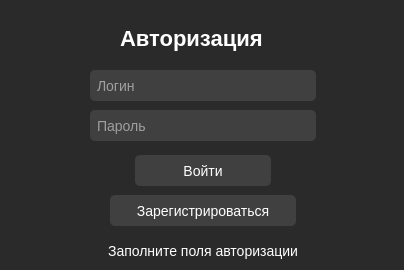
First picture: the form in window_login/window_login.ui, repository b0shka/selling_apps, before the edit.
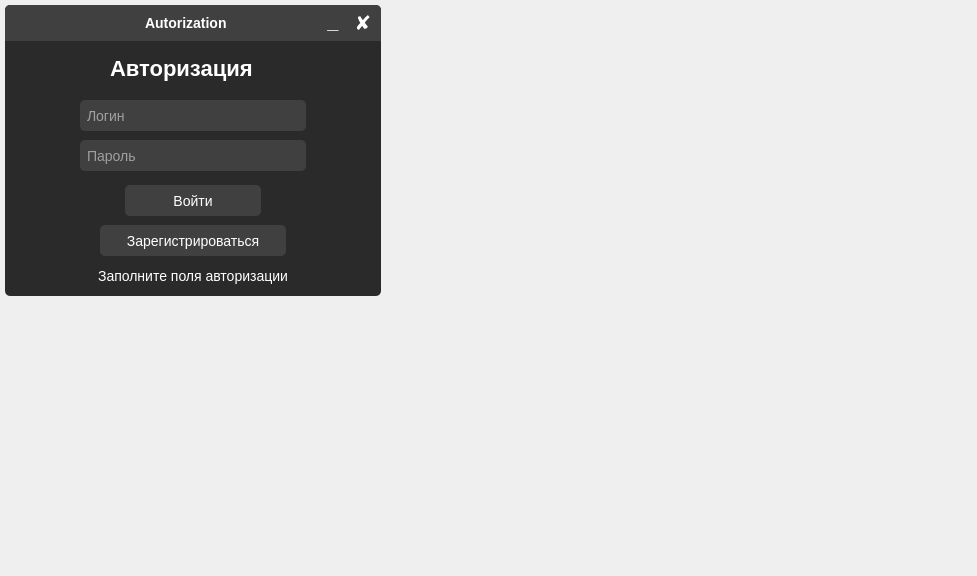
Second picture: the form after the edit.

What changed in the file:
```diff
--- a/window_login/window_login.ui
+++ b/window_login/window_login.ui
@@ -6,8 +6,8 @@
    <rect>
     <x>0</x>
     <y>0</y>
-    <width>404</width>
-    <height>270</height>
+    <width>977</width>
+    <height>576</height>
    </rect>
   </property>
   <property name="minimumSize">
@@ -18,51 +18,169 @@
   </property>
   <property name="maximumSize">
    <size>
-    <width>404</width>
-    <height>270</height>
+    <width>23123</width>
+    <height>16777215</height>
    </size>
   </property>
   <property name="windowTitle">
    <string>Login</string>
   </property>
   <property name="styleSheet">
-   <string notr="true">color: white;
-background-color: #2a2a2a;</string>
+   <string notr="true"/>
   </property>
   <property name="modal">
    <bool>false</bool>
   </property>
-  <widget class="QPushButton" name="pushButton">
+  <widget class="QFrame" name="frame">
    <property name="geometry">
     <rect>
-     <x>135</x>
-     <y>155</y>
-     <width>136</width>
-     <height>31</height>
+     <x>5</x>
+     <y>5</y>
+     <width>376</width>
+     <height>291</height>
     </rect>
+   </property>
+   <property name="minimumSize">
+    <size>
+     <width>376</width>
+     <height>291</height>
+    </size>
+   </property>
+   <property name="maximumSize">
+    <size>
+     <width>376</width>
+     <height>291</height>
+    </size>
+   </property>
+   <property name="styleSheet">
+    <string notr="true">border: none;
+border-radius: 5px;
+background-color: #2a2a2a;
+color: white;</string>
+   </property>
+   <property name="frameShape">
+    <enum>QFrame::StyledPanel</enum>
+   </property>
+   <property name="frameShadow">
+    <enum>QFrame::Raised</enum>
+   </property>
+   <widget class="QFrame" name="frame_3">
+    <property name="geometry">
+     <rect>
+      <x>0</x>
+      <y>0</y>
+      <width>376</width>
+      <height>36</height>
+     </rect>
+    </property>
+    <property name="styleSheet">
+     <string notr="true">QFrame{
+	border-bottom-left-radius: 0px;
+	border-bottom-right-radius: 0px;
+	background-color: #404040;
+}</string>
+    </property>
+    <property name="frameShape">
+     <enum>QFrame::StyledPanel</enum>
+    </property>
+    <property name="frameShadow">
+     <enum>QFrame::Raised</enum>
+    </property>
+    <widget class="QPushButton" name="pushButton_8">
+     <property name="geometry">
+      <rect>
+       <x>345</x>
+       <y>5</y>
+       <width>26</width>
+       <height>26</height>
+      </rect>
+     </property>
+     <property name="font">
+      <font>
+       <pointsize>-1</pointsize>
+       <weight>75</weight>
+       <bold>true</bold>
+      </font>
    </property>
    <property name="styleSheet">
     <string notr="true">QPushButton {
-	padding: 2px;
-	font-size: 14px;
+	font-size: 20px;
 	height: 28px;
 	color: white;
 	background-color: #404040;
 	border-radius: 5px;
 }
 QPushButton::hover {
-	background-color: #949494;
+	background-color: #ffb0be;
+	color: black;
 }</string>
    </property>
    <property name="text">
-    <string>Войти</string>
-   </property>
+      <string>✘</string>
+     </property>
+    </widget>
+    <widget class="QPushButton" name="pushButton_9">
+     <property name="geometry">
+      <rect>
+       <x>315</x>
+       <y>5</y>
+       <width>26</width>
+       <height>26</height>
+      </rect>
+     </property>
+     <property name="font">
+      <font>
+       <pointsize>-1</pointsize>
+       <weight>75</weight>
+       <bold>true</bold>
+      </font>
+     </property>
+     <property name="styleSheet">
+      <string notr="true">QPushButton {
+	padding-bottom: 4px;
+	font-size: 20px;
+	color: white;
+	background-color: #404040;
+	border-radius: 5px;
+}
+QPushButton::hover {
+	background-color: #2a2a2a;
+}</string>
+     </property>
+     <property name="text">
+      <string>_</string>
+     </property>
+    </widget>
+    <widget class="QLabel" name="label_9">
+     <property name="geometry">
+      <rect>
+       <x>140</x>
+       <y>10</y>
+       <width>101</width>
+       <height>16</height>
+      </rect>
+     </property>
+     <property name="font">
+      <font>
+       <pointsize>-1</pointsize>
+       <weight>75</weight>
+       <bold>true</bold>
+      </font>
+     </property>
+     <property name="styleSheet">
+      <string notr="true">font-size: 14px;
+color: white;</string>
+     </property>
+     <property name="text">
+      <string>Autorization</string>
+     </property>
+    </widget>
   </widget>
   <widget class="QLabel" name="label">
    <property name="geometry">
     <rect>
-     <x>120</x>
-     <y>25</y>
+      <x>105</x>
+      <y>50</y>
      <width>171</width>
      <height>26</height>
     </rect>
@@ -88,8 +206,8 @@
   <widget class="QLineEdit" name="lineEdit">
    <property name="geometry">
     <rect>
-     <x>90</x>
-     <y>70</y>
+      <x>75</x>
+      <y>95</y>
      <width>226</width>
      <height>31</height>
     </rect>
@@ -115,8 +233,8 @@
   <widget class="QLineEdit" name="lineEdit_2">
    <property name="geometry">
     <rect>
-     <x>90</x>
-     <y>110</y>
+      <x>75</x>
+      <y>135</y>
      <width>226</width>
      <height>31</height>
     </rect>
@@ -139,11 +257,37 @@
     <bool>true</bool>
    </property>
   </widget>
+   <widget class="QPushButton" name="pushButton">
+    <property name="geometry">
+     <rect>
+      <x>120</x>
+      <y>180</y>
+      <width>136</width>
+      <height>31</height>
+     </rect>
+    </property>
+    <property name="styleSheet">
+     <string notr="true">QPushButton {
+	padding: 2px;
+	font-size: 14px;
+	height: 28px;
+	color: white;
+	background-color: #404040;
+	border-radius: 5px;
+}
+QPushButton::hover {
+	background-color: #949494;
+}</string>
+    </property>
+    <property name="text">
+     <string>Войти</string>
+    </property>
+   </widget>
   <widget class="QPushButton" name="pushButton_2">
    <property name="geometry">
     <rect>
-     <x>110</x>
-     <y>195</y>
+      <x>95</x>
+      <y>220</y>
      <width>186</width>
      <height>31</height>
     </rect>
@@ -168,8 +312,8 @@
   <widget class="QLabel" name="label_3">
    <property name="geometry">
     <rect>
-     <x>20</x>
-     <y>240</y>
+      <x>5</x>
+      <y>260</y>
      <width>366</width>
      <height>21</height>
     </rect>
@@ -194,6 +338,7 @@
    <property name="alignment">
     <set>Qt::AlignCenter</set>
    </property>
+   </widget>
   </widget>
  </widget>
  <resources/>
```
Lines whose indentation alone changed are shown as unchanged.
